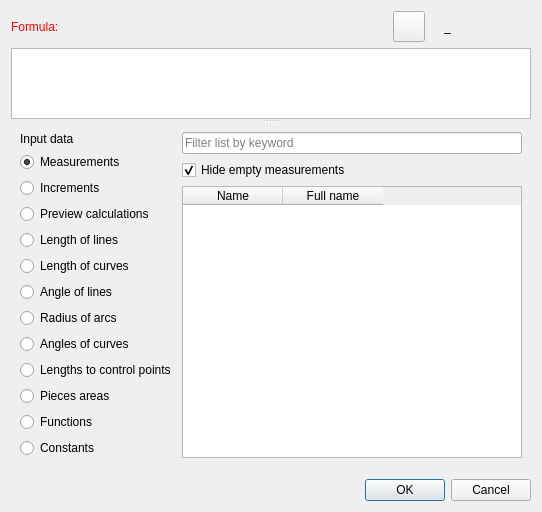
Qt form src/libs/vtools/dialogs/support/dialogeditwrongformula.ui (equinox-patterns/Ostara) before a commit.
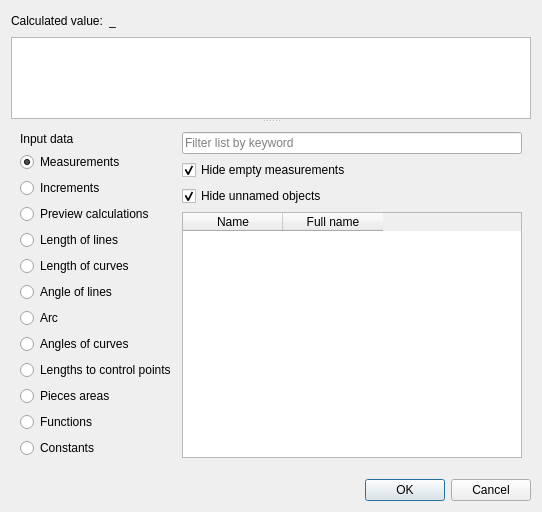
The same form after that commit. Icons and pictures are not drawn. Custom widgets are drawn as their Qt base class.

Patch:
```diff
--- a/src/libs/vtools/dialogs/support/dialogeditwrongformula.ui
+++ b/src/libs/vtools/dialogs/support/dialogeditwrongformula.ui
@@ -34,92 +34,12 @@
          <verstretch>0</verstretch>
         </sizepolicy>
        </property>
-       <property name="palette">
-        <palette>
-         <active>
-          <colorrole role="WindowText">
-           <brush brushstyle="SolidPattern">
-            <color alpha="255">
-             <red>255</red>
-             <green>0</green>
-             <blue>0</blue>
-            </color>
-           </brush>
-          </colorrole>
-         </active>
-         <inactive>
-          <colorrole role="WindowText">
-           <brush brushstyle="SolidPattern">
-            <color alpha="255">
-             <red>255</red>
-             <green>0</green>
-             <blue>0</blue>
-            </color>
-           </brush>
-          </colorrole>
-         </inactive>
-         <disabled>
-          <colorrole role="WindowText">
-           <brush brushstyle="SolidPattern">
-            <color alpha="255">
-             <red>159</red>
-             <green>158</green>
-             <blue>158</blue>
-            </color>
-           </brush>
-          </colorrole>
-         </disabled>
-        </palette>
-       </property>
        <property name="text">
-        <string>Formula:</string>
+        <string>Calculated value:</string>
        </property>
       </widget>
      </item>
-     <item>
-      <spacer name="horizontalSpacer">
-       <property name="orientation">
-        <enum>Qt::Horizontal</enum>
-       </property>
-       <property name="sizeHint" stdset="0">
-        <size>
-         <width>40</width>
-         <height>20</height>
-        </size>
-       </property>
-      </spacer>
-     </item>
-     <item alignment="Qt::AlignRight">
-      <widget class="QToolButton" name="toolButtonPutHere">
-       <property name="toolTip">
-        <string>Insert variable into formula</string>
-       </property>
-       <property name="text">
-        <string notr="true"/>
-       </property>
-       <property name="icon">
-        <iconset resource="../../../vmisc/share/resources/icon.qrc">
-         <normaloff>:/icon/24x24/putHere.png</normaloff>:/icon/24x24/putHere.png</iconset>
-       </property>
-       <property name="iconSize">
-        <size>
-         <width>24</width>
-         <height>24</height>
-        </size>
-       </property>
-      </widget>
-     </item>
-     <item alignment="Qt::AlignRight">
-      <widget class="QLabel" name="label">
-       <property name="text">
-        <string/>
-       </property>
-       <property name="pixmap">
-        <pixmap resource="../../../vmisc/share/resources/icon.qrc">:/icon/light/24x24/equal.png</pixmap>
-       </property>
-      </widget>
-     </item>
-     <item alignment="Qt::AlignRight">
+     <item alignment="Qt::AlignLeft">
       <widget class="QLabel" name="labelResultCalculation">
        <property name="sizePolicy">
         <sizepolicy hsizetype="Fixed" vsizetype="Preferred">
@@ -127,12 +47,6 @@
          <verstretch>0</verstretch>
         </sizepolicy>
        </property>
-       <property name="minimumSize">
-        <size>
-         <width>87</width>
-         <height>0</height>
-        </size>
-       </property>
        <property name="toolTip">
         <string>Value</string>
        </property>
@@ -144,6 +58,19 @@
        </property>
       </widget>
      </item>
+     <item>
+      <spacer name="horizontalSpacer">
+       <property name="orientation">
+        <enum>Qt::Horizontal</enum>
+       </property>
+       <property name="sizeHint" stdset="0">
+        <size>
+         <width>40</width>
+         <height>20</height>
+        </size>
+       </property>
+      </spacer>
+     </item>
     </layout>
    </item>
    <item>
@@ -285,7 +212,7 @@
                 </sizepolicy>
                </property>
                <property name="text">
-                <string>Radius of arcs</string>
+                <string>Arc</string>
                </property>
               </widget>
              </item>
@@ -365,6 +292,16 @@
              </property>
             </widget>
            </item>
+           <item>
+            <widget class="QCheckBox" name="checkBoxHideUnnamed">
+             <property name="text">
+              <string>Hide unnamed objects</string>
+             </property>
+             <property name="checked">
+              <bool>true</bool>
+             </property>
+            </widget>
+           </item>
            <item>
             <widget class="QTableWidget" name="tableWidget">
              <property name="minimumSize">
```
Left out of the diff: 1 changed line with no effect on the pictures.
